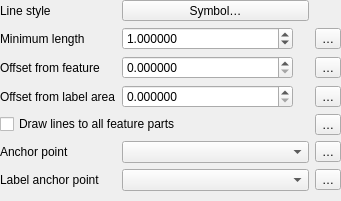
The window that src/ui/callouts/widget_simplelinecallout.ui (qgis/QGIS) describes before a commit, drawn with Qt 5.
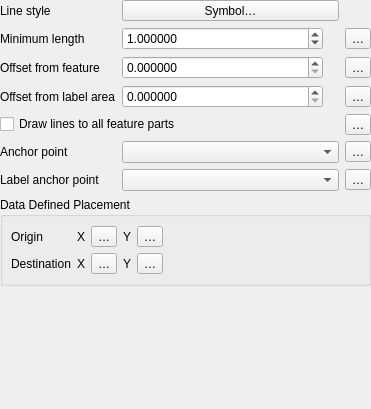
The same window after the commit. Custom widgets are drawn as their Qt base class.

Commit message:
[FEATURE][labeling] Add data defined control over callout origin and destination points
Allows users to data define the starting and ending points for
label callout lines, which is useful when needing to manually
control the exact placement of individual callout lines.

```diff
--- a/src/ui/callouts/widget_simplelinecallout.ui
+++ b/src/ui/callouts/widget_simplelinecallout.ui
@@ -6,8 +6,8 @@
    <rect>
     <x>0</x>
     <y>0</y>
-    <width>341</width>
-    <height>201</height>
+    <width>371</width>
+    <height>409</height>
    </rect>
   </property>
   <property name="windowTitle">
@@ -260,6 +260,173 @@
      </item>
     </layout>
    </item>
+   <item>
+    <widget class="QGroupBox" name="mPlacementDDGroupBox">
+     <property name="title">
+      <string>Data Defined Placement</string>
+     </property>
+     <property name="flat">
+      <bool>false</bool>
+     </property>
+     <property name="syncGroup" stdset="0">
+      <string notr="true">labelplacementgroup</string>
+     </property>
+     <layout class="QGridLayout" name="gridLayout_4">
+      <property name="leftMargin">
+       <number>8</number>
+      </property>
+      <property name="rightMargin">
+       <number>8</number>
+      </property>
+      <item row="1" column="1">
+       <widget class="QFrame" name="mCoordAlignmentFrame">
+        <layout class="QHBoxLayout" name="horizontalLayout_27">
+         <property name="leftMargin">
+          <number>0</number>
+         </property>
+         <property name="topMargin">
+          <number>0</number>
+         </property>
+         <property name="rightMargin">
+          <number>0</number>
+         </property>
+         <property name="bottomMargin">
+          <number>0</number>
+         </property>
+         <item>
+          <layout class="QHBoxLayout" name="horizontalLayout_24">
+           <item>
+            <widget class="QLabel" name="mCoordXLabel_3">
+             <property name="sizePolicy">
+              <sizepolicy hsizetype="Maximum" vsizetype="Preferred">
+               <horstretch>0</horstretch>
+               <verstretch>0</verstretch>
+              </sizepolicy>
+             </property>
+             <property name="text">
+              <string>X</string>
+             </property>
+            </widget>
+           </item>
+           <item>
+            <widget class="QgsPropertyOverrideButton" name="mDestXDDBtn">
+             <property name="text">
+              <string>…</string>
+             </property>
+            </widget>
+           </item>
+           <item>
+            <widget class="QLabel" name="mCoordYLabel_3">
+             <property name="sizePolicy">
+              <sizepolicy hsizetype="Maximum" vsizetype="Preferred">
+               <horstretch>0</horstretch>
+               <verstretch>0</verstretch>
+              </sizepolicy>
+             </property>
+             <property name="text">
+              <string>Y</string>
+             </property>
+            </widget>
+           </item>
+           <item>
+            <widget class="QgsPropertyOverrideButton" name="mDestYDDBtn">
+             <property name="text">
+              <string>…</string>
+             </property>
+            </widget>
+           </item>
+           <item>
+            <spacer name="horizontalSpacer_24">
+             <property name="orientation">
+              <enum>Qt::Horizontal</enum>
+             </property>
+             <property name="sizeHint" stdset="0">
+              <size>
+               <width>0</width>
+               <height>20</height>
+              </size>
+             </property>
+            </spacer>
+           </item>
+          </layout>
+         </item>
+        </layout>
+       </widget>
+      </item>
+      <item row="0" column="0">
+       <widget class="QLabel" name="mCoordLabel">
+        <property name="text">
+         <string>Origin</string>
+        </property>
+       </widget>
+      </item>
+      <item row="0" column="1">
+       <layout class="QHBoxLayout" name="horizontalLayout_23">
+        <item>
+         <widget class="QLabel" name="mCoordXLabel_2">
+          <property name="sizePolicy">
+           <sizepolicy hsizetype="Maximum" vsizetype="Preferred">
+            <horstretch>0</horstretch>
+            <verstretch>0</verstretch>
+           </sizepolicy>
+          </property>
+          <property name="text">
+           <string>X</string>
+          </property>
+         </widget>
+        </item>
+        <item>
+         <widget class="QgsPropertyOverrideButton" name="mOriginXDDBtn">
+          <property name="text">
+           <string>…</string>
+          </property>
+         </widget>
+        </item>
+        <item>
+         <widget class="QLabel" name="mCoordYLabel_2">
+          <property name="sizePolicy">
+           <sizepolicy hsizetype="Maximum" vsizetype="Preferred">
+            <horstretch>0</horstretch>
+            <verstretch>0</verstretch>
+           </sizepolicy>
+          </property>
+          <property name="text">
+           <string>Y</string>
+          </property>
+         </widget>
+        </item>
+        <item>
+         <widget class="QgsPropertyOverrideButton" name="mOriginYDDBtn">
+          <property name="text">
+           <string>…</string>
+          </property>
+         </widget>
+        </item>
+        <item>
+         <spacer name="horizontalSpacer_23">
+          <property name="orientation">
+           <enum>Qt::Horizontal</enum>
+          </property>
+          <property name="sizeHint" stdset="0">
+           <size>
+            <width>0</width>
+            <height>20</height>
+           </size>
+          </property>
+         </spacer>
+        </item>
+       </layout>
+      </item>
+      <item row="1" column="0">
+       <widget class="QLabel" name="mCoordLabel_2">
+        <property name="text">
+         <string>Destination</string>
+        </property>
+       </widget>
+      </item>
+     </layout>
+    </widget>
+   </item>
    <item>
     <spacer name="verticalSpacer">
      <property name="orientation">
@@ -281,6 +448,11 @@
    <extends>QDoubleSpinBox</extends>
    <header>qgsdoublespinbox.h</header>
   </customwidget>
+  <customwidget>
+   <class>QgsSymbolButton</class>
+   <extends>QToolButton</extends>
+   <header>qgssymbolbutton.h</header>
+  </customwidget>
   <customwidget>
    <class>QgsPropertyOverrideButton</class>
    <extends>QToolButton</extends>
@@ -292,11 +464,6 @@
    <header>qgsunitselectionwidget.h</header>
    <container>1</container>
   </customwidget>
-  <customwidget>
-   <class>QgsSymbolButton</class>
-   <extends>QToolButton</extends>
-   <header>qgssymbolbutton.h</header>
-  </customwidget>
  </customwidgets>
  <tabstops>
   <tabstop>mCalloutLineStyleButton</tabstop>
```
Left out of the diff: 216 changed lines with no effect on the pictures. The commit also changes 9 other files.
